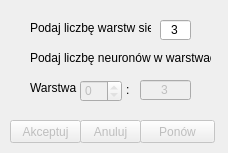
scyphio122/Image-Recognition-Neural-Network, file create_network.ui: the form before one commit.
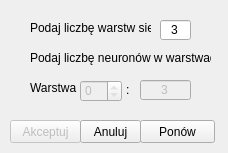
The form after the commit.

```diff
--- a/create_network.ui
+++ b/create_network.ui
@@ -134,10 +134,13 @@
    <property name="text">
     <string>Akceptuj</string>
    </property>
+   <property name="autoDefault">
+    <bool>false</bool>
+   </property>
   </widget>
   <widget class="QPushButton" name="pb_Cancel">
    <property name="enabled">
-    <bool>false</bool>
+    <bool>true</bool>
    </property>
    <property name="geometry">
     <rect>
@@ -150,10 +153,13 @@
    <property name="text">
     <string>Anuluj</string>
    </property>
+   <property name="autoDefault">
+    <bool>false</bool>
+   </property>
   </widget>
   <widget class="QPushButton" name="pB_Retry">
    <property name="enabled">
-    <bool>false</bool>
+    <bool>true</bool>
    </property>
    <property name="geometry">
     <rect>
@@ -166,6 +172,9 @@
    <property name="text">
     <string>Ponów</string>
    </property>
+   <property name="autoDefault">
+    <bool>false</bool>
+   </property>
   </widget>
  </widget>
  <resources/>
```
